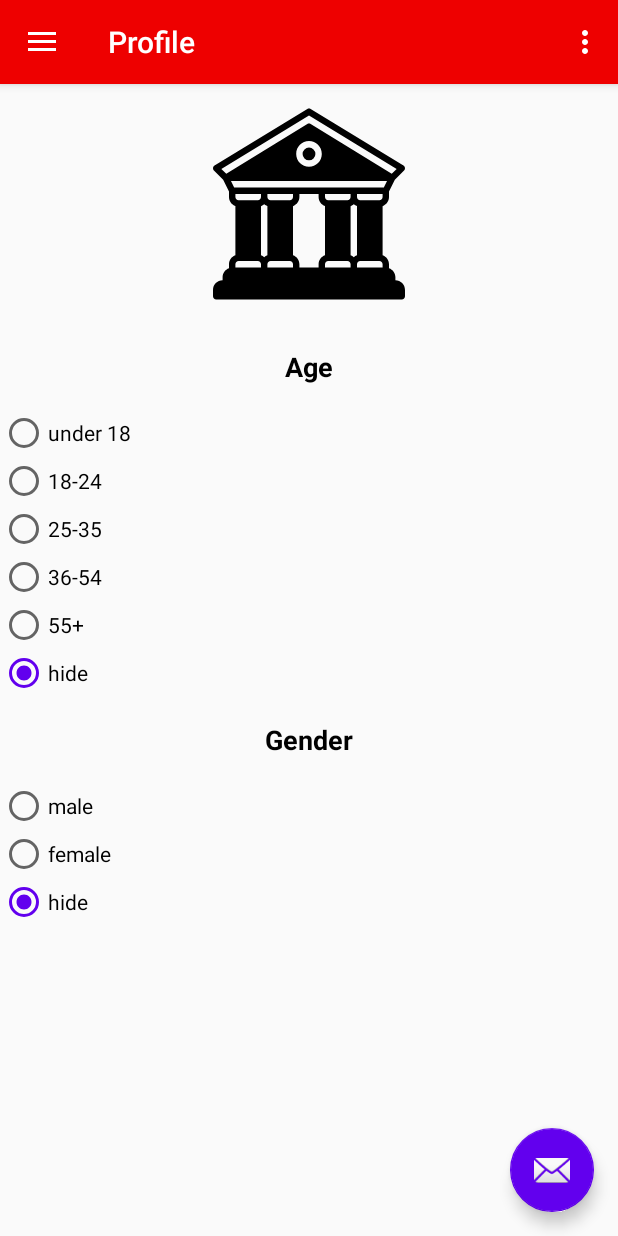
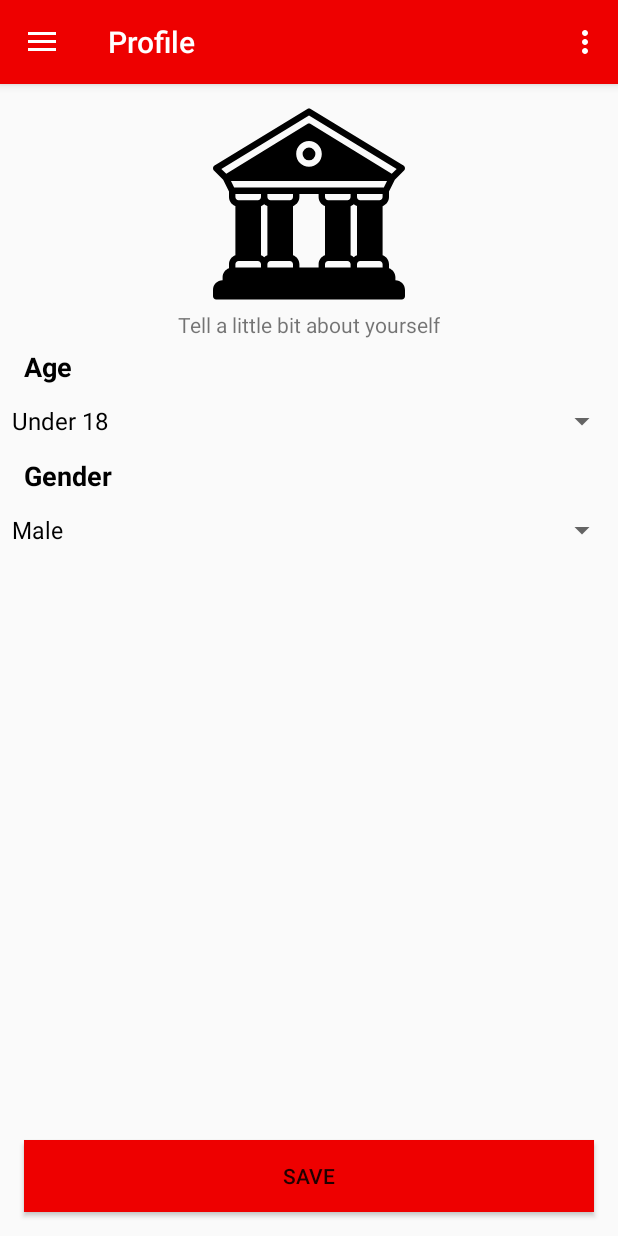
Before and after one commit to DSC-Free-University-of-Tbilisi/iPolitician, an Android app: the screen it shows after launch (MainActivity), in the side drawer, after a tap on "Profile", on a phone screen of 412 x 824 dp. Run offline under Robolectric (Android 15) with nearby library versions, the phone set to English and light mode, and no system bars; our stand-ins replace Firebase (no records; nobody signed in at launch, a user with empty details on screens opened directly), navigation-ui.

Commit message:
Adding survey and floating

```diff
--- a/app/build.gradle
+++ b/app/build.gradle
@@ -37,6 +37,7 @@ dependencies {
     implementation "org.jetbrains.kotlin:kotlin-stdlib:$kotlin_version"
     implementation 'androidx.core:core-ktx:1.3.2'
     implementation 'androidx.appcompat:appcompat:1.2.0'
+    implementation 'com.google.android.material:material:1.1.0'
     implementation 'androidx.legacy:legacy-support-v4:1.0.0'
     implementation 'com.google.android.material:material:1.3.0'
     implementation 'androidx.constraintlayout:constraintlayout:2.0.4'
--- a/app/src/main/java/com/example/ipolitician/MainActivity.kt
+++ b/app/src/main/java/com/example/ipolitician/MainActivity.kt
@@ -24,11 +24,13 @@ import java.util.*
 class MainActivity : AppCompatActivity() {
 
     private lateinit var appBarConfiguration: AppBarConfiguration
-    private val fireStore = FireStore()
 
+    var uniqueID: String? = null
+    private val PREF_UNIQUE_ID = "PREF_UNIQUE_ID"
 
-    private var uniqueID: String? = null
-    private val PREF_UNIQUE_ID = "PREF_UNIQUE_ID"
+    fun getId(): String? {
+        return uniqueID
+    }
 
     @Synchronized
     fun id(context: Context): String? {
--- /dev/null
+++ b/app/src/main/java/com/example/ipolitician/recycler/CoordinatorLayout.kt
@@ -0,0 +1,52 @@
+package com.example.ipolitician.recycler
+
+import android.content.Context
+import android.util.AttributeSet
+import android.view.View
+import androidx.coordinatorlayout.widget.CoordinatorLayout
+import androidx.core.view.ViewCompat
+
+import com.google.android.material.floatingactionbutton.FloatingActionButton
+import com.google.android.material.floatingactionbutton.FloatingActionButton.OnVisibilityChangedListener
+
+
+class SubmitFloatLayout(context: Context?, attrs: AttributeSet?): FloatingActionButton.Behavior() {
+
+    override fun onStartNestedScroll(
+        coordinatorLayout: CoordinatorLayout,
+        child: FloatingActionButton,
+        directTargetChild: View,
+        target: View,
+        axes: Int,
+        type: Int
+    ): Boolean {
+        return axes == ViewCompat.SCROLL_AXIS_VERTICAL ||
+                super.onStartNestedScroll(
+                    coordinatorLayout, child!!, directTargetChild, target,
+                    axes, type
+                )
+    }
+
+    override fun onNestedScroll(
+        coordinatorLayout: CoordinatorLayout,
+        child: FloatingActionButton,
+        target: View,
+        dxConsumed: Int,
+        dyConsumed: Int,
+        dxUnconsumed: Int,
+        dyUnconsumed: Int,
+        type: Int,
+        consumed: IntArray
+    ) {
+        if (dyConsumed < 0 && child.visibility === View.VISIBLE) {
+            child.hide(object : OnVisibilityChangedListener() {
+                override fun onHidden(floatingActionButon: FloatingActionButton) {
+                    super.onShown(floatingActionButon)
+                    floatingActionButon.visibility = View.INVISIBLE
+                }
+            })
+        } else if (dyConsumed > 0 && child.visibility !== View.VISIBLE) {
+            child.show()
+        }
+    }
+}
--- /dev/null
+++ b/app/src/main/java/com/example/ipolitician/structures/User.kt
@@ -0,0 +1,6 @@
+package com.example.ipolitician.structures
+
+data class User(
+    val age: String,
+    val gender: String
+)
--- a/app/src/main/java/com/example/ipolitician/ui/slideshow/SlideshowFragment.kt
+++ b/app/src/main/java/com/example/ipolitician/ui/slideshow/SlideshowFragment.kt
@@ -1,31 +1,109 @@
 package com.example.ipolitician.ui.slideshow
 
+import android.content.Context
 import android.os.Bundle
+import android.util.Log
 import android.view.LayoutInflater
 import android.view.View
 import android.view.ViewGroup
-import android.widget.TextView
+import android.widget.*
+import android.widget.LinearLayout
+import androidx.constraintlayout.widget.ConstraintLayout
 import androidx.fragment.app.Fragment
-import androidx.lifecycle.Observer
 import androidx.lifecycle.ViewModelProviders
+import com.example.ipolitician.MainActivity
 import com.example.ipolitician.R
+import com.example.ipolitician.structures.User
+import com.google.android.material.floatingactionbutton.FloatingActionButton
+import com.google.firebase.firestore.ktx.firestore
+import com.google.firebase.ktx.Firebase
+
 
 class SlideshowFragment : Fragment() {
 
     private lateinit var slideshowViewModel: SlideshowViewModel
+    val FS = Firebase.firestore
 
     override fun onCreateView(
-            inflater: LayoutInflater,
-            container: ViewGroup?,
-            savedInstanceState: Bundle?
+        inflater: LayoutInflater,
+        container: ViewGroup?,
+        savedInstanceState: Bundle?
     ): View? {
         slideshowViewModel =
                 ViewModelProviders.of(this).get(SlideshowViewModel::class.java)
         val root = inflater.inflate(R.layout.fragment_slideshow, container, false)
+
 //        val textView: TextView = root.findViewById(R.id.text_slideshow)
 //        slideshowViewModel.text.observe(viewLifecycleOwner, Observer {
 //            textView.text = it
 //        })
+        val ages = arrayOf("Under 18", "18-24", "25-30", "31-40", "40-55", "56+")
+        val genders = arrayOf("Male", "Female", "Non-binary/third gender")
+
+        // access the spinner
+        val spinner1 = root.findViewById<Spinner>(R.id.spinner)
+        val spinner2 = root.findViewById<Spinner>(R.id.spinner2)
+        if (spinner1 != null && spinner2 != null) {
+            val adapter1 = ArrayAdapter(
+                root.context,
+                android.R.layout.simple_spinner_dropdown_item, ages
+            )
+            val adapter2 = ArrayAdapter(
+                root.context,
+                android.R.layout.simple_spinner_dropdown_item, genders
+            )
+            spinner1.adapter = adapter1
+            spinner2.adapter = adapter2
+
+            spinner1.onItemSelectedListener = object :
+                AdapterView.OnItemSelectedListener {
+                override fun onItemSelected(
+                    parent: AdapterView<*>,
+                    view: View, position: Int, id: Long
+                ) {
+                    Toast.makeText(
+                        root.context,
+                        "You selected " + ages[position], Toast.LENGTH_SHORT
+                    ).show()
+                }
+
+                override fun onNothingSelected(parent: AdapterView<*>) {
+                    // write code to perform some action
+                }
+            }
+
+            spinner2.onItemSelectedListener = object :
+                AdapterView.OnItemSelectedListener {
+                override fun onItemSelected(
+                    parent: AdapterView<*>,
+                    view: View, position: Int, id: Long
+                ) {
+                    Toast.makeText(
+                        root.context,
+                        "You selected " + genders[position], Toast.LENGTH_SHORT
+                    ).show()
+                }
+
+                override fun onNothingSelected(parent: AdapterView<*>) {
+                    // write code to perform some action
+                }
+            }
+        }
+        val but = root.findViewById<Button>(R.id.save)
+
+        but.setOnClickListener {
+            (activity as MainActivity).uniqueID?.let { it1 ->
+                FS.collection("users").document(it1)
+                    .set(
+                        User(
+                            age = spinner1.selectedItem.toString(),
+                            gender = spinner2.selectedItem.toString()
+                        )
+                    )
+                    .addOnSuccessListener { Log.d("aeee", "gaaketa") }
+                    .addOnFailureListener { Log.d("aeee", "ar gauketebia") }
+            }
+        }
         return root
     }
 }
--- a/app/src/main/res/layout/app_bar_main.xml
+++ b/app/src/main/res/layout/app_bar_main.xml
@@ -23,11 +23,13 @@
     <include layout="@layout/content_main" />
 
     <com.google.android.material.floatingactionbutton.FloatingActionButton
+        app:layout_behavior="com.example.ipolitician.recycler.SubmitFloatLayout"
         android:id="@+id/fab"
         android:layout_width="wrap_content"
         android:layout_height="wrap_content"
         android:layout_gravity="bottom|end"
         android:layout_margin="@dimen/fab_margin"
+        android:visibility="invisible"
         app:srcCompat="@android:drawable/ic_dialog_email" />
 
 </androidx.coordinatorlayout.widget.CoordinatorLayout>
--- a/app/src/main/res/layout/fragment_slideshow.xml
+++ b/app/src/main/res/layout/fragment_slideshow.xml
@@ -21,9 +21,10 @@
         android:id="@+id/textView2"
         android:layout_width="0dp"
         android:layout_height="wrap_content"
+        android:layout_marginStart="16dp"
         android:layout_marginTop="32dp"
         android:text="Age"
-        android:textAlignment="center"
+        android:textAlignment="viewStart"
         android:textColor="#000000"
         android:textSize="18sp"
         android:textStyle="bold"
@@ -31,93 +32,56 @@
         app:layout_constraintStart_toStartOf="parent"
         app:layout_constraintTop_toBottomOf="@+id/imageView2" />
 
-    <RadioGroup
-        android:id="@+id/radioGroup"
-        android:layout_width="0dp"
-        android:layout_height="wrap_content"
-        android:layout_marginTop="16dp"
-        android:checkedButton="@id/radioButton12"
-        app:layout_constraintEnd_toEndOf="parent"
-        app:layout_constraintStart_toStartOf="parent"
-        app:layout_constraintTop_toBottomOf="@+id/textView2">
-
-        <RadioButton
-            android:id="@+id/radioButton"
-            android:layout_width="match_parent"
-            android:layout_height="wrap_content"
-            android:text="under 18" />
-
-        <RadioButton
-            android:id="@+id/radioButton2"
-            android:layout_width="match_parent"
-            android:layout_height="wrap_content"
-            android:text="18-24" />
-
-        <RadioButton
-            android:id="@+id/radioButton3"
-            android:layout_width="match_parent"
-            android:layout_height="wrap_content"
-            android:text="25-35" />
-
-        <RadioButton
-            android:id="@+id/radioButton4"
-            android:layout_width="match_parent"
-            android:layout_height="wrap_content"
-            android:text="36-54" />
-
-        <RadioButton
-            android:id="@+id/radioButton5"
-            android:layout_width="match_parent"
-            android:layout_height="wrap_content"
-            android:text="55+" />
-
-        <RadioButton
-            android:id="@+id/radioButton12"
-            android:layout_width="match_parent"
-            android:layout_height="wrap_content"
-            android:text="hide" />
-    </RadioGroup>
-
     <TextView
         android:id="@+id/textView3"
         android:layout_width="0dp"
         android:layout_height="wrap_content"
-        android:layout_marginTop="16dp"
+        android:layout_marginStart="16dp"
         android:text="Gender"
-        android:textAlignment="center"
+        android:textAlignment="viewStart"
         android:textColor="#000000"
         android:textSize="18sp"
         android:textStyle="bold"
         app:layout_constraintEnd_toEndOf="parent"
         app:layout_constraintStart_toStartOf="parent"
-        app:layout_constraintTop_toBottomOf="@+id/radioGroup" />
+        app:layout_constraintTop_toBottomOf="@+id/spinner" />
 
-    <RadioGroup
+    <TextView
+        android:id="@+id/textView4"
+        android:layout_width="wrap_content"
+        android:layout_height="wrap_content"
+        android:text="Tell a little bit about yourself"
+        app:layout_constraintBottom_toTopOf="@+id/textView2"
+        app:layout_constraintEnd_toEndOf="parent"
+        app:layout_constraintStart_toStartOf="parent"
+        app:layout_constraintTop_toBottomOf="@+id/imageView2" />
+
+    <Spinner
+        android:id="@+id/spinner"
         android:layout_width="0dp"
         android:layout_height="wrap_content"
-        android:layout_marginTop="16dp"
-        android:checkedButton="@id/radioButton11"
         app:layout_constraintEnd_toEndOf="parent"
         app:layout_constraintStart_toStartOf="parent"
-        app:layout_constraintTop_toBottomOf="@+id/textView3">
+        app:layout_constraintTop_toBottomOf="@+id/textView2" />
 
-        <RadioButton
-            android:id="@+id/radioButton9"
-            android:layout_width="match_parent"
-            android:layout_height="wrap_content"
-            android:text="male" />
+    <Spinner
+        android:id="@+id/spinner2"
+        android:layout_width="match_parent"
+        android:layout_height="wrap_content"
+        app:layout_constraintTop_toBottomOf="@+id/textView3"
+        tools:layout_editor_absoluteX="5dp" />
 
-        <RadioButton
-            android:id="@+id/radioButton10"
-            android:layout_width="match_parent"
-            android:layout_height="wrap_content"
-            android:text="female" />
-
-        <RadioButton
-            android:id="@+id/radioButton11"
-            android:layout_width="match_parent"
-            android:layout_height="wrap_content"
-            android:text="hide" />
-    </RadioGroup>
+    <Button
+        android:id="@+id/save"
+        android:layout_width="0dp"
+        android:layout_height="wrap_content"
+        android:layout_marginStart="16dp"
+        android:layout_marginEnd="16dp"
+        android:layout_marginBottom="16dp"
+        android:background="@color/colorPrimary"
+        android:text="Save"
+        app:layout_constraintBottom_toBottomOf="parent"
+        app:layout_constraintEnd_toEndOf="parent"
+        app:layout_constraintStart_toStartOf="parent" />
 
 </androidx.constraintlayout.widget.ConstraintLayout>
--- /dev/null
+++ b/app/src/main/res/layout/fragment_user.xml
@@ -0,0 +1,15 @@
+<?xml version="1.0" encoding="utf-8"?>
+<androidx.constraintlayout.widget.ConstraintLayout
+    xmlns:android="http://schemas.android.com/apk/res/android"
+    xmlns:app="http://schemas.android.com/apk/res-auto"
+    xmlns:tools="http://schemas.android.com/tools"
+    android:layout_width="match_parent"
+    android:layout_height="match_parent">
+
+    <RadioGroup
+        android:layout_width="wrap_content"
+        android:layout_height="wrap_content"
+        app:layout_constraintEnd_toEndOf="parent"
+        app:layout_constraintStart_toStartOf="parent"
+        tools:layout_editor_absoluteY="84dp" />
+</androidx.constraintlayout.widget.ConstraintLayout>
```
